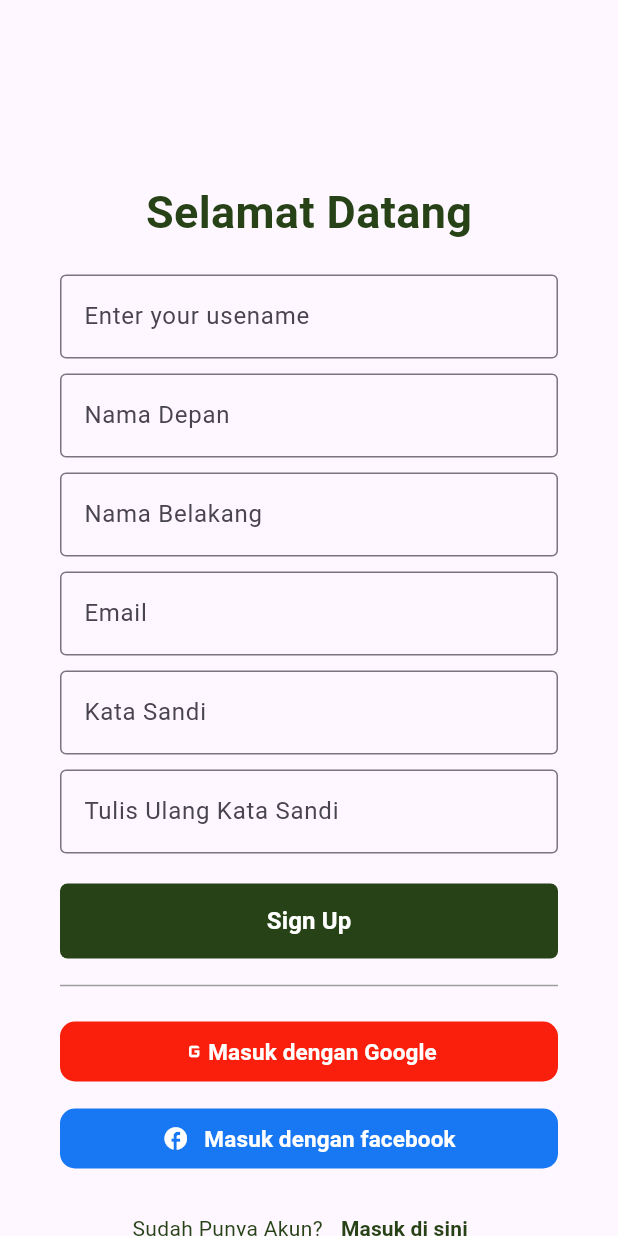
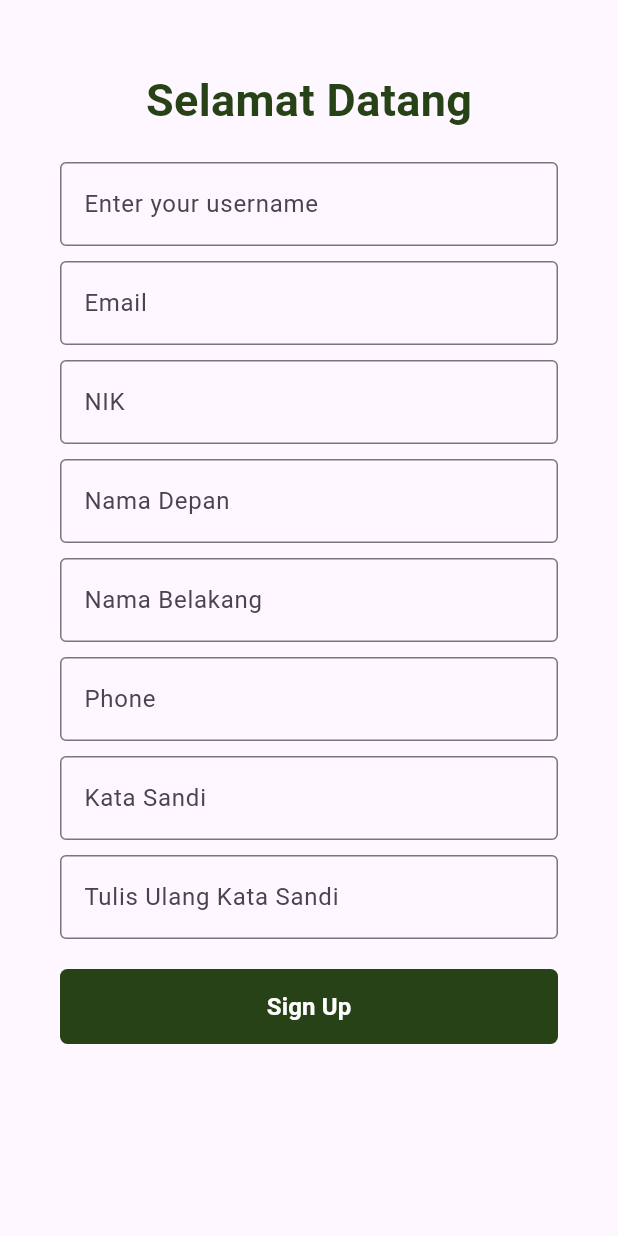
Before and after one commit to proyek-tingkat-ecoplus/tubes_mobpro, a Flutter app: the Register screen opened by its route, on a phone screen of 412 x 824 dp. Run offline on Flutter 3.47's test engine with Material 3 defaults, Android fonts, the phone set to English and light mode, and no system bars; our stand-ins replace flutter_animate, flutter_typeahead, geocoding, geolocator, google_maps_flutter, image_picker and 4 more; missing offline and left inert: bottom_picker, flutter_quill; accounts and stored records are empty.

Commit message:
fix register

```diff
--- a/tubes_mobpro/lib/pages/login.dart
+++ b/tubes_mobpro/lib/pages/login.dart
@@ -354,7 +354,9 @@ class _LoginState extends State<Login> {
                               ),
                               TextButton(
                                 onPressed: () {
-                                  Navigator.pushNamed(context, Register.routeName);
+                                  Navigator.of(context).pushReplacement(
+                                      MaterialPageRoute(builder: (_) => const Splashscreen(Pages: Register(),)),
+                                    );
                                 },
                                 child: const Text(
                                   "Buat Akun",
--- a/tubes_mobpro/lib/pages/register.dart
+++ b/tubes_mobpro/lib/pages/register.dart
@@ -12,28 +12,41 @@ class Register extends StatefulWidget {
   @override
   State<Register> createState() => _RegisterState();
 }
-
 class _RegisterState extends State<Register> {
-
+  final _formKey = GlobalKey<FormState>();
   final TextEditingController usernameController = TextEditingController();
   final TextEditingController emailController = TextEditingController();
+  final TextEditingController phoneController = TextEditingController();
+  final TextEditingController nikController = TextEditingController();
   final TextEditingController firstNameController = TextEditingController();
   final TextEditingController lastNameController = TextEditingController();
   final TextEditingController passwordController = TextEditingController();
   final TextEditingController confirmPasswordController = TextEditingController();
 
+  bool _isLoading = false;
+
+  // Error states for each field
+  Map<String, String> errors = {};
 
   Future<void> _Register() async {
+    if (!_formKey.currentState!.validate()) {
+      return;
+    }
+
+    setState(() => _isLoading = true);
     const String url = "https://ecopulse.top/api/register";
 
-    try{
-      Map<String,String> payload = {
-        "username" : usernameController.text,
-        "email" : emailController.text,
-        "first_name" : firstNameController.text,
-        "last_name" : lastNameController.text,
-        "password" : passwordController.text,
-        "confirm_password" : confirmPasswordController.text,
+    try {
+      Map<String, String> payload = {
+        "username": usernameController.text,
+        "email": emailController.text,
+        "first_name": firstNameController.text,
+        "last_name": lastNameController.text,
+        "password": passwordController.text,
+        "password_confirmation": confirmPasswordController.text,
+        "role": "1",
+        "nik": nikController.text,
+        "phone": phoneController.text
       };
 
       final response = await http.post(
@@ -45,221 +58,234 @@ class _RegisterState extends State<Register> {
         body: jsonEncode(payload),
       );
 
-      if(response.statusCode == 200){
+      final responseData = jsonDecode(response.body);
+
+      if (response.statusCode == 200) {
         Navigator.of(context).pushReplacement(
-          MaterialPageRoute(builder: (_) => const Splashscreen(Pages: Login(),)),
+          MaterialPageRoute(
+            builder: (_) => const Splashscreen(Pages: Login()),
+          ),
         );
-      }else{
-        final Map<String, dynamic> errorData = jsonDecode(response.body);
+      } else if (response.statusCode == 422 && responseData['errors'] != null) {
+        // Handle Laravel validation errors
+        setState(() {
+          errors = Map<String, String>.from(
+            responseData['errors'].map((key, value) =>
+              MapEntry(key, (value as List).first.toString())
+            )
+          );
+        });
+      } else {
         ScaffoldMessenger.of(context).showSnackBar(
-          SnackBar(content: Text(errorData['message'] ?? 'Login failed' + response.body)),
+          SnackBar(
+            content: Text(responseData['message'] ?? 'Registration failed'),
+            backgroundColor: Colors.red,
+          ),
         );
       }
-    }catch(e){
+    } catch (e) {
       ScaffoldMessenger.of(context).showSnackBar(
-        SnackBar(content: Text('An error occurred: $e')),
+        SnackBar(
+          content: Text('An error occurred: $e'),
+          backgroundColor: Colors.red,
+        ),
       );
+    } finally {
+      setState(() => _isLoading = false);
     }
   }
+
   @override
   Widget build(BuildContext context) {
     return Scaffold(
       body: SingleChildScrollView(
         child: Center(
-          child: SafeArea(child:
-          Padding(
+          child: SafeArea(
+            child: Padding(
               padding: const EdgeInsets.only(top: 40, left: 40, right: 40),
-            child: Column( mainAxisAlignment: MainAxisAlignment.start,
+              child: Form(
+                key: _formKey,
+                child: Column(
+                  mainAxisAlignment: MainAxisAlignment.start,
                   children: [
-                    const SizedBox(height: 80,),
-                const Text("Selamat Datang", style: TextStyle(color: Color.fromRGBO(38, 66, 22, 10), fontWeight: FontWeight.bold, fontSize: 30),),
-                const SizedBox(height: 20,),
+                    const SizedBox(height: 5),
+                    const Text(
+                      "Selamat Datang",
+                      style: TextStyle(
+                        color: Color.fromRGBO(38, 66, 22, 10),
+                        fontWeight: FontWeight.bold,
+                        fontSize: 30,
+                      ),
+                    ),
+                    const SizedBox(height: 20),
                     TextFormField(
                       controller: usernameController,
-                decoration: const InputDecoration(
-                  hintText: 'Enter your usename',
-                  border: OutlineInputBorder(
-                  )
+                      decoration: InputDecoration(
+                        hintText: 'Enter your username',
+                        border: const OutlineInputBorder(),
+                        errorText: errors['username'],
                       ),
-                validator: (String? value) {
+                      validator: (value) {
                         if (value == null || value.isEmpty) {
-                    return 'Please enter some text';
+                          return 'Username is required';
+                        }
+                        if (value.length < 8) {
+                          return 'Username must be at least 8 characters';
                         }
                         return null;
                       },
                     ),
-              const SizedBox(height: 10,),
+                    const SizedBox(height: 10),
                     TextFormField(
-                controller: firstNameController,
-                decoration: const InputDecoration(
-                  hintText: 'Nama Depan',
-                  border: OutlineInputBorder(
-                  )
+                      controller: emailController,
+                      decoration: InputDecoration(
+                        hintText: 'Email',
+                        border: const OutlineInputBorder(),
+                        errorText: errors['email'],
                       ),
-                validator: (String? value) {
+                      validator: (value) {
                         if (value == null || value.isEmpty) {
-                    return 'Please enter some text';
+                          return 'Email is required';
+                        }
+                        if (!RegExp(r'^[\w-\.]+@([\w-]+\.)+[\w-]{2,4}$').hasMatch(value)) {
+                          return 'Please enter a valid email';
                         }
                         return null;
                       },
                     ),
-              const SizedBox(height: 10,),
+                    const SizedBox(height: 10),
                     TextFormField(
-                controller: lastNameController,
-                decoration: const InputDecoration(
-                  hintText: 'Nama Belakang',
-                  border: OutlineInputBorder(
-                  )
+                      controller: nikController,
+                      decoration: InputDecoration(
+                        hintText: 'NIK',
+                        border: const OutlineInputBorder(),
+                        errorText: errors['nik'],
                       ),
-                validator: (String? value) {
+                      validator: (value) {
                         if (value == null || value.isEmpty) {
-                    return 'Please enter some text';
+                          return 'NIK is required';
+                        }
+                        if (value.length < 16) {
+                          return 'NIK must be 16 digits';
                         }
                         return null;
                       },
                     ),
-              const SizedBox(height: 10,),
+                    const SizedBox(height: 10),
                     TextFormField(
-                controller: emailController,
-                decoration: const InputDecoration(
-                  hintText: 'Email',
-                  border: OutlineInputBorder(
-                  )
+                      controller: firstNameController,
+                      decoration: InputDecoration(
+                        hintText: 'Nama Depan',
+                        border: const OutlineInputBorder(),
+                        errorText: errors['first_name'],
                       ),
-                validator: (String? value) {
+                      validator: (value) {
                         if (value == null || value.isEmpty) {
-                    return 'Please enter some text';
-                  }
-                  if(passwordController.text != confirmPasswordController.text){
-                    return 'Password not match';
+                          return 'First name is required';
                         }
                         return null;
                       },
                     ),
-              const SizedBox(height: 10,),
+                    const SizedBox(height: 10),
                     TextFormField(
-                controller: passwordController,
-                decoration: const InputDecoration(
-                  hintText: 'Kata Sandi',
-                  border: OutlineInputBorder(
-                  )
+                      controller: lastNameController,
+                      decoration: InputDecoration(
+                        hintText: 'Nama Belakang',
+                        border: const OutlineInputBorder(),
+                        errorText: errors['last_name'],
                       ),
-                validator: (String? value) {
+                      validator: (value) {
                         if (value == null || value.isEmpty) {
-                    return 'Please enter some text';
-                  }
-                  if(passwordController.text != confirmPasswordController.text){
-                    return 'Password not match';
+                          return 'Last name is required';
                         }
                         return null;
                       },
                     ),
-              const SizedBox(height: 10,),
+                    const SizedBox(height: 10),
                     TextFormField(
-                decoration: const InputDecoration(
-                  hintText: 'Tulis Ulang Kata Sandi',
-                  border: OutlineInputBorder(
-                  )
+                      controller: phoneController,
+                      decoration: InputDecoration(
+                        hintText: 'Phone',
+                        border: const OutlineInputBorder(),
+                        errorText: errors['phone'],
                       ),
-                validator: (String? value) {
+                      validator: (value) {
                         if (value == null || value.isEmpty) {
-                    return 'Please enter some text';
+                          return 'Phone number is required';
+                        }
+                        if (value.length < 10) {
+                          return 'Phone number must be at least 10 digits';
                         }
                         return null;
                       },
                     ),
-              const SizedBox(height: 20,),
+                    const SizedBox(height: 10),
+                    TextFormField(
+                      controller: passwordController,
+                      decoration: InputDecoration(
+                        hintText: 'Kata Sandi',
+                        border: const OutlineInputBorder(),
+                        errorText: errors['password'],
+                      ),
+                      obscureText: true,
+                      validator: (value) {
+                        if (value == null || value.isEmpty) {
+                          return 'Password is required';
+                        }
+                        return null;
+                      },
+                    ),
+                    const SizedBox(height: 10),
+                    TextFormField(
+                      controller: confirmPasswordController,
+                      decoration: InputDecoration(
+                        hintText: 'Tulis Ulang Kata Sandi',
+                        border: const OutlineInputBorder(),
+                        errorText: errors['password_confirmation'],
+                      ),
+                      obscureText: true,
+                      validator: (value) {
+                        if (value == null || value.isEmpty) {
+                          return 'Please confirm your password';
+                        }
+                        if (value != passwordController.text) {
+                          return 'Passwords do not match';
+                        }
+                        return null;
+                      },
+                    ),
+                    const SizedBox(height: 20),
                     TextButton(
                       style: TextButton.styleFrom(
                         minimumSize: const Size(1000, 50),
-                  shape: const RoundedRectangleBorder(borderRadius: BorderRadius.all(Radius.circular(5)),),
+                        shape: const RoundedRectangleBorder(
+                          borderRadius: BorderRadius.all(Radius.circular(5)),
+                        ),
                         backgroundColor: const Color.fromRGBO(38, 66, 22, 10),
-                  foregroundColor: Color (Colors.white.value),
+                        foregroundColor: Colors.white,
                       ),
-                onPressed: () {
-                  _Register();
-                },
-                child: const Text(
+                      onPressed: _isLoading ? null : _Register,
+                      child: _isLoading
+                        ? const SizedBox(
+                            height: 20,
+                            width: 20,
+                            child: CircularProgressIndicator(
+                              color: Colors.white,
+                              strokeWidth: 2,
+                            ),
+                          )
+                        : const Text(
                             "Sign Up",
-                  style: TextStyle(fontSize: 16, fontWeight: FontWeight.bold),
+                            style: TextStyle(
+                              fontSize: 16,
+                              fontWeight: FontWeight.bold,
                             ),
                           ),
-               const SizedBox(height: 10,),
-               const Row(
-                  children:  <Widget>[
-                    Expanded( // expanted buat ngisi ruang yg kosong
-                          child: Divider(
-                                  thickness: 1,
-                                  color: Colors.grey,
                     ),
-                              ),
-                              Expanded(
-                                child: Divider(
-                                  thickness: 1,
-                                  color: Colors.grey,
-                      ),
-                    ),
+                    // Rest of your UI remains the same
+                    // ...
                   ],
                 ),
-                 const SizedBox(height: 12,),
-                          TextButton(
-                            style: TextButton.styleFrom(
-                              shape: const RoundedRectangleBorder(
-                                borderRadius: BorderRadius.all(Radius.circular(10)),
-                              ),
-                              minimumSize: const Size(1000, 40),
-                              foregroundColor: Color(Colors.white.value),
-                              backgroundColor: const Color.fromRGBO(250, 31, 12, 10),
-                            ),
-                            onPressed: () {
-
-                            },
-                            child: const Row(
-                              mainAxisAlignment: MainAxisAlignment.center,
-                              children: [
-                                Icon(Icons.g_mobiledata_outlined),
-                                Text('Masuk dengan Google', style: TextStyle(fontWeight: FontWeight.bold, fontSize: 15), ),
-                              ],
-                            ),
-                          ),
-                const SizedBox(height: 10,),
-                TextButton(
-                            style: TextButton.styleFrom(
-                              shape: const RoundedRectangleBorder(
-                                borderRadius: BorderRadius.all(Radius.circular(10)),
-                              ),
-                              // side: BorderSide(color: Colors.white),
-                              minimumSize: const Size(1000, 40),
-                              foregroundColor: Color(Colors.white.value) ,
-                              backgroundColor: const Color.fromRGBO(24, 119, 242, 10),
-                            ),
-                            onPressed: () {
-
-
-                            },
-                            child: const Row(
-                              mainAxisAlignment: MainAxisAlignment.center,
-                              children: [
-                                Icon(Icons.facebook),
-                                SizedBox(width: 10,),
-                                Text('Masuk dengan facebook', style: TextStyle(fontWeight: FontWeight.bold, fontSize: 15),),
-                              ],
-                            ),
-                          ),
-                const SizedBox(height: 12,),
-                Row(
-                  mainAxisAlignment: MainAxisAlignment.center,
-                  children: [
-                    const Text(
-                      "Sudah Punya Akun?",
-                      style: TextStyle(color: Color.fromRGBO(38, 66, 22, 10)),
-                    ),
-                    TextButton(onPressed: (){
-                      Navigator.pushNamed(context, '/login');
-                    }, child: const Text("Masuk di sini", style: TextStyle(decoration: TextDecoration.underline, color: Color.fromRGBO(38, 66, 22, 10), fontWeight: FontWeight.bold),)),
-                  ],
-                )
-              ],
               ),
             ),
           ),
--- a/tubes_mobpro/lib/route/routes.dart
+++ b/tubes_mobpro/lib/route/routes.dart
@@ -21,8 +21,8 @@ class Routes extends StatelessWidget {
         Home.routeName: (context) =>  Home(),
         Page_1.routeName: (context) => const Page_1(),
         Login.routeName: (context) => const Login(),
-        Register.routeName: (context) => const Register(),
-        Dashboard.routeName: (context) =>  const Dashboard(),
+        Register.routeName: (context) =>  Register(),
+        Dashboard.routeName: (context) =>  Dashboard(),
 
         Personaldetailpages.routeName: (context) => const Personaldetailpages(),
           ProfilePage.routeName: (context) => const ProfilePage(),
```
Lines whose indentation alone changed are shown as unchanged.
